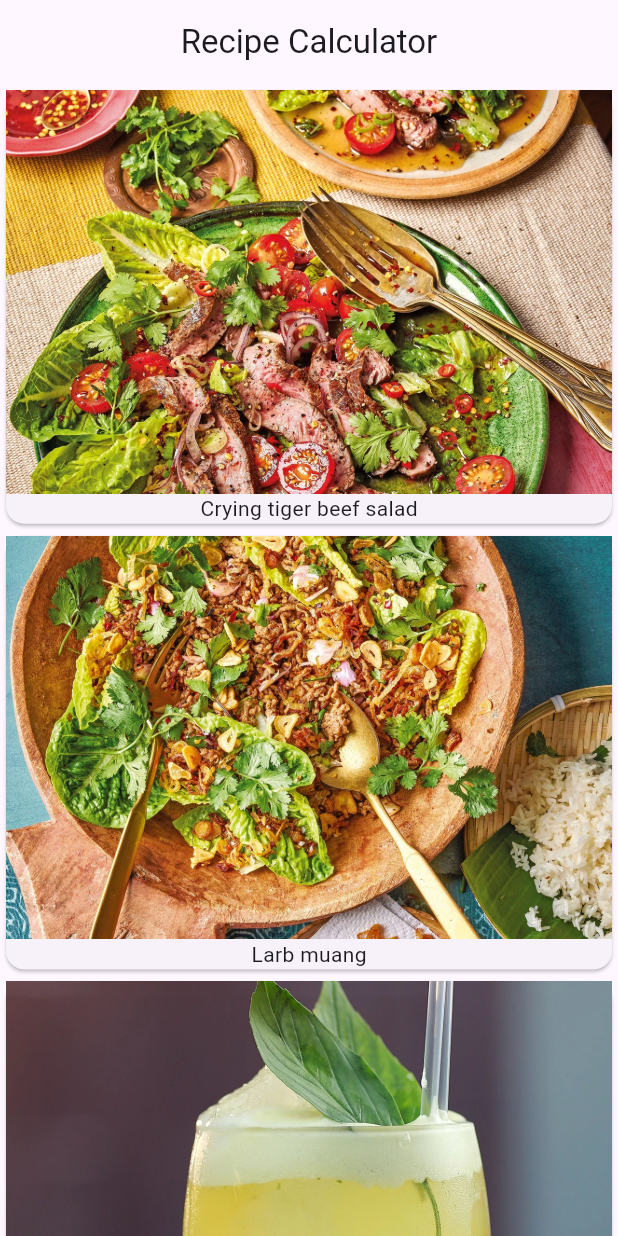
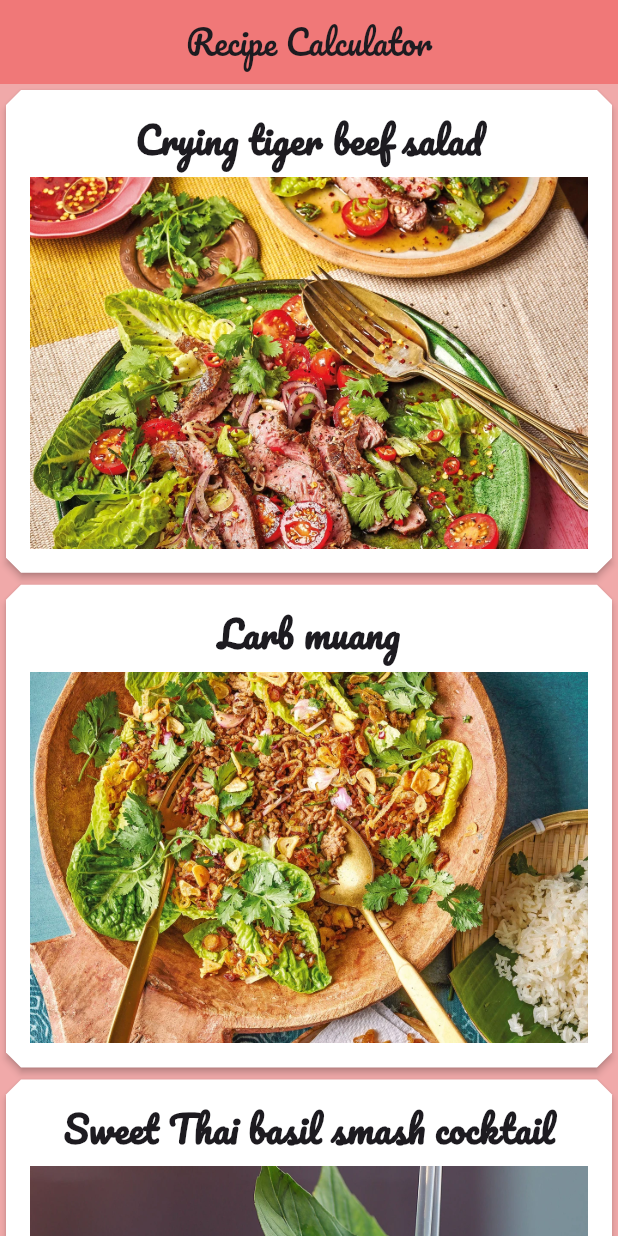
Before and after one commit to Puwanat04/receipes, a Flutter app: the screen it shows after launch, on a phone screen of 412 x 824 dp. Run offline on Flutter 3.47's test engine with Material 3 defaults, Android fonts, the phone set to English and light mode, and no system bars; our stand-ins replace google_fonts.

Commit message:
Recipe_Detail

```diff
--- a/lib/main.dart
+++ b/lib/main.dart
@@ -1,5 +1,7 @@
 import 'package:flutter/material.dart';
 import 'package:flutter_application_1/model/recipe.dart';
+import 'package:flutter_application_1/recipe_detail.dart';
+import 'package:google_fonts/google_fonts.dart';
 
 void main() {
   runApp(const RecipeApp());
@@ -14,7 +16,10 @@ class RecipeApp extends StatelessWidget {
     return MaterialApp(
       title: 'Recipe Calculator',
       theme: ThemeData(
+        textTheme: GoogleFonts.pacificoTextTheme(),
+        scaffoldBackgroundColor: const Color.fromARGB(255, 240, 169, 169),
         appBarTheme: const AppBarTheme(
+          backgroundColor: Color.fromARGB(255, 240, 120, 120),
           centerTitle: true,
         ),
       ),
@@ -41,7 +46,16 @@ class _MyHomePageState extends State<MyHomePage> {
       body: SafeArea(
         child: ListView.builder(
           itemBuilder: (BuildContext context, int index) {
-              return buildRecipeCard(Recipe.samples[index]);
+            return GestureDetector(
+              onTap: () {
+                // Handle tap event if needed
+                print('You taped on${Recipe.samples[index].imglabel}');
+                Navigator.push(context, MaterialPageRoute(builder: (context) {
+                  return RecipeDetail(recipe: Recipe.samples[index]);
+                }));
+              },
+              child: buildRecipeCard(Recipe.samples[index]),
+            );
           },
           itemCount: Recipe.samples.length,
         ),
@@ -52,11 +66,23 @@ class _MyHomePageState extends State<MyHomePage> {
 
 Widget buildRecipeCard(Recipe recipe) {
   return Card(
+    elevation: 2.0,
+    color: Colors.white,
+    shape: BeveledRectangleBorder(
+      borderRadius: BorderRadius.circular(10.0),
+    ),
+    child: Padding(
+      padding: const EdgeInsets.all(16.0),
       child: Column(
         children: <Widget>[
+          Text(
+            recipe.imglabel,
+            style: GoogleFonts.pacifico(fontSize: 24.0, fontWeight: FontWeight.bold),
+          ),
+          SizedBox(height: 8.0),
           Image(image: AssetImage(recipe.imgurl)),
-        Text(recipe.imglabel),
         ],
+      ),
     ),
   );
 }
--- a/lib/model/recipe.dart
+++ b/lib/model/recipe.dart
@@ -1,13 +1,33 @@
 class Recipe {
   String imglabel;
   String imgurl;
+  String detail;
 
-  Recipe(this.imglabel,this.imgurl);
+  Recipe(this.imglabel, this.imgurl, this.detail);
 
   static List<Recipe> samples =[
-    Recipe('Crying tiger beef salad', 'assets/images/Crying tiger beef salad.webp'),
-    Recipe('Larb muang', 'assets/images/Larb muang.webp'),
-    Recipe('Sweet Thai basil smash cocktail', 'assets/images/Sweet Thai basil smash cocktail.webp'),
-    Recipe('Thai red curry paste', 'assets/images/Thai red curry paste.webp'),
+    Recipe('Crying tiger beef salad',
+    'assets/images/Crying tiger beef salad.webp',
+    'this is a famous dish from Thailand is Northeastern (Isaan) region, known for its bold, spicy, and savory flavors. It is an exciting take on a classic grilled steak, often served as an appetizer or a main course with sticky rice.'
+    ),
+
+
+    Recipe('Larb muang',
+    'assets/images/Larb muang.webp',
+    'this is a traditional Thai dish that features minced meat, typically pork or chicken, mixed with fresh herbs, lime juice, fish sauce, and toasted rice powder. It is known for its vibrant flavors and is often served with sticky rice and fresh vegetables.'
+    ),
+
+
+    Recipe('Sweet Thai basil smash cocktail',
+    'assets/images/Sweet Thai basil smash cocktail.webp',
+    'this is a refreshing cocktail made with Thai basil, lime, and a splash of sweetness.'
+    ),
+
+
+    Recipe('Thai red curry paste',
+    'assets/images/Thai red curry paste.webp',
+    'this is a flavorful and aromatic Thai red curry paste made from a blend of red chili peppers, garlic, lemongrass, and other spices.'
+    ),
   ];
+
 }
--- a/pubspec.yaml
+++ b/pubspec.yaml
@@ -35,6 +35,7 @@ dependencies:
   # The following adds the Cupertino Icons font to your application.
   # Use with the CupertinoIcons class for iOS style icons.
   cupertino_icons: ^1.0.8
+  google_fonts: ^6.3.0
 
 dev_dependencies:
   flutter_test:
```
Also changed, not shown: lib/recipe_detail.dart (added, +67 -0 lines), pubspec.lock, 1 other file. Lines whose indentation alone changed are shown as unchanged.
